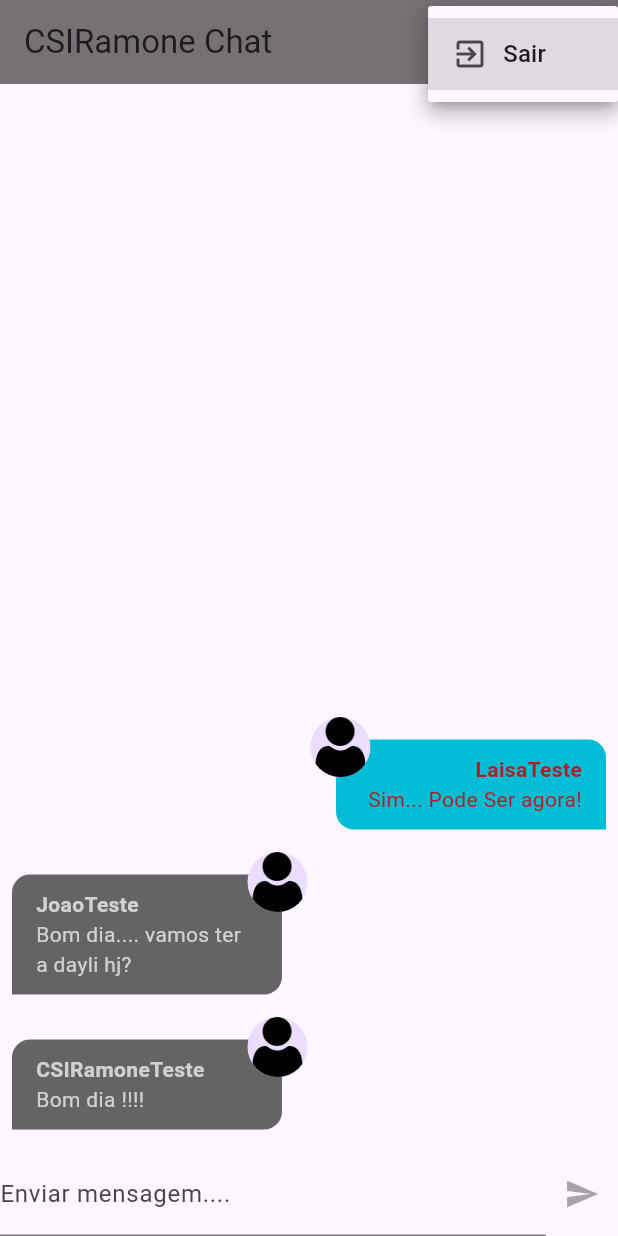
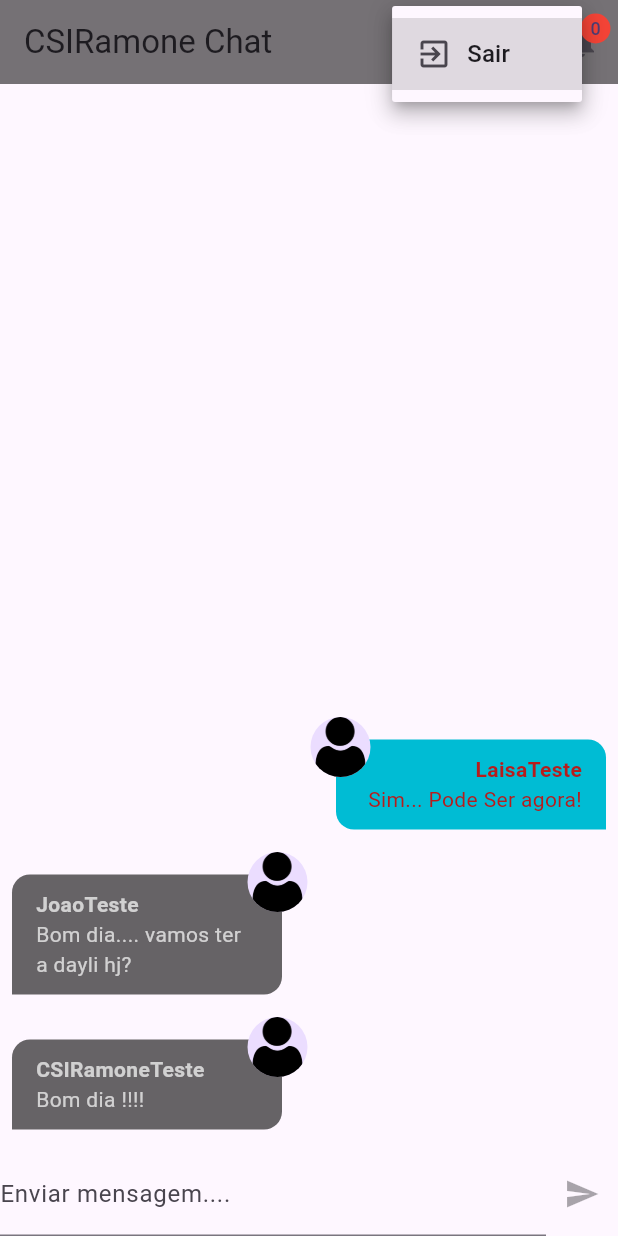
Before and after one commit to CSIRamone/chat, a Flutter app: the screen it shows after launch, after a tap on the "more vert" icon, on a phone screen of 412 x 824 dp. Run offline on Flutter 3.47's test engine with Material 3 defaults, Android fonts, the phone set to English and light mode, and no system bars; our stand-ins replace image_picker; accounts and stored records are empty.

Commit message:
Icon Notification

```diff
--- /dev/null
+++ b/chat/devtools_options.yaml
@@ -0,0 +1 @@
+extensions:
--- a/chat/lib/core/services/notification/chat_notification_service.dart
+++ b/chat/lib/core/services/notification/chat_notification_service.dart
@@ -6,6 +6,10 @@ class ChatNotificationService with ChangeNotifier {
 
   List<ChatNotification> get items {
     return [..._items];
+  }
+
+  int get itemsCount {
+    return _items.length;
   }
 
   void add(ChatNotification notification) {
--- a/chat/lib/pages/chat_page.dart
+++ b/chat/lib/pages/chat_page.dart
@@ -1,7 +1,10 @@
 import 'package:chat/components/new_message.dart';
 import 'package:chat/core/services/auth/auth_mock_service.dart';
 import 'package:chat/core/services/auth/auth_service.dart';
+import 'package:chat/core/services/notification/chat_notification_service.dart';
+import 'package:chat/pages/notification_page.dart';
 import 'package:flutter/material.dart';
+import 'package:provider/provider.dart';
 
 import '../components/messages.dart';
 
@@ -15,7 +18,8 @@ class ChatPage extends StatelessWidget {
         title: const Text('CSIRamone Chat'),
         backgroundColor: Colors.black54,
         actions: [
-          DropdownButton(
+          DropdownButtonHideUnderline(
+            child: DropdownButton(
                 icon: Icon(
                   Icons.more_vert,
                   color: Theme.of(context).primaryIconTheme.color,
@@ -34,13 +38,41 @@ class ChatPage extends StatelessWidget {
                         ],
                       ),
                     ),
-                )
+                  ),
                 ],
                 onChanged: (value) {
                   if (value == 'logout') {
                     AuthService().logout();
                   }
                 }),
+          ),
+          Stack(
+            children: [
+              IconButton(
+                onPressed: () {
+                  Navigator.of(context)
+                      .push(MaterialPageRoute(builder: (context) {
+                    return const NotificationPage();
+                  }));
+                },
+                icon: const Icon(Icons.notifications),
+              ),
+              Positioned(
+                top: 5,
+                right: 5,
+                child: CircleAvatar(
+                  maxRadius: 10,
+                  backgroundColor: Colors.red,
+                  child: Text(
+                    '${Provider.of<ChatNotificationService>(context).itemsCount}',
+                    style: const TextStyle(
+                      fontSize: 12,
+                    ),
+                  ),
+                ),
+              ),
+            ],
+          ),
         ],
       ),
       body: const SafeArea(
```
Also changed, not shown: chat/lib/pages/notification_page.dart (added, +17 -0 lines). Lines whose indentation alone changed are shown as unchanged.
